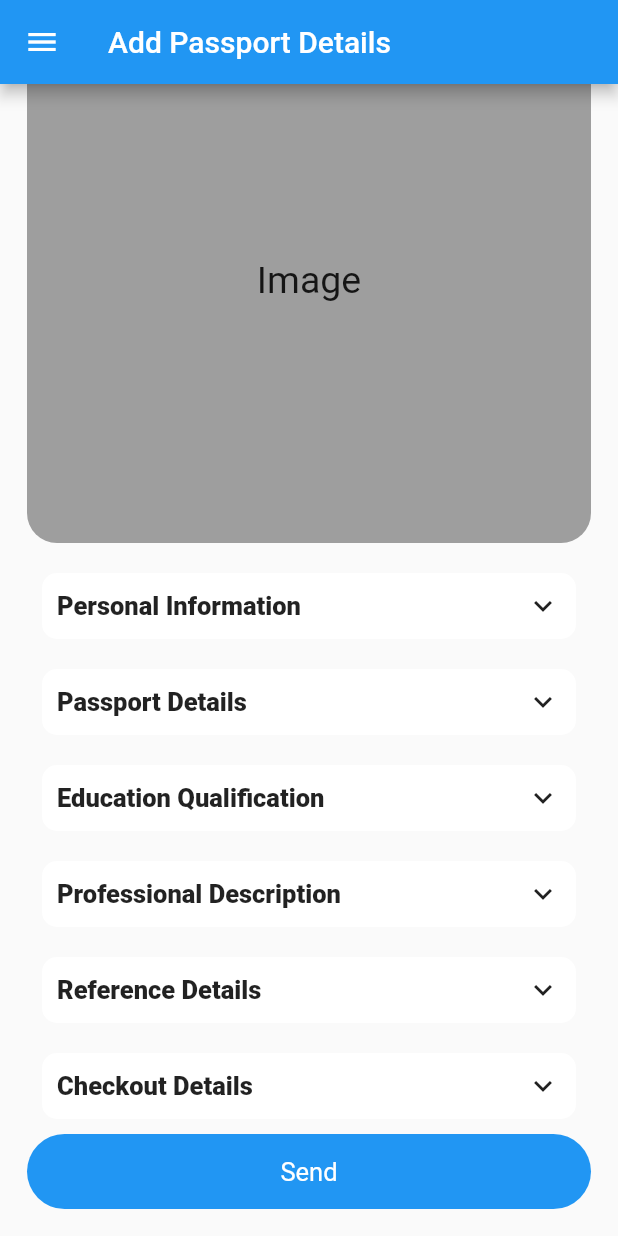
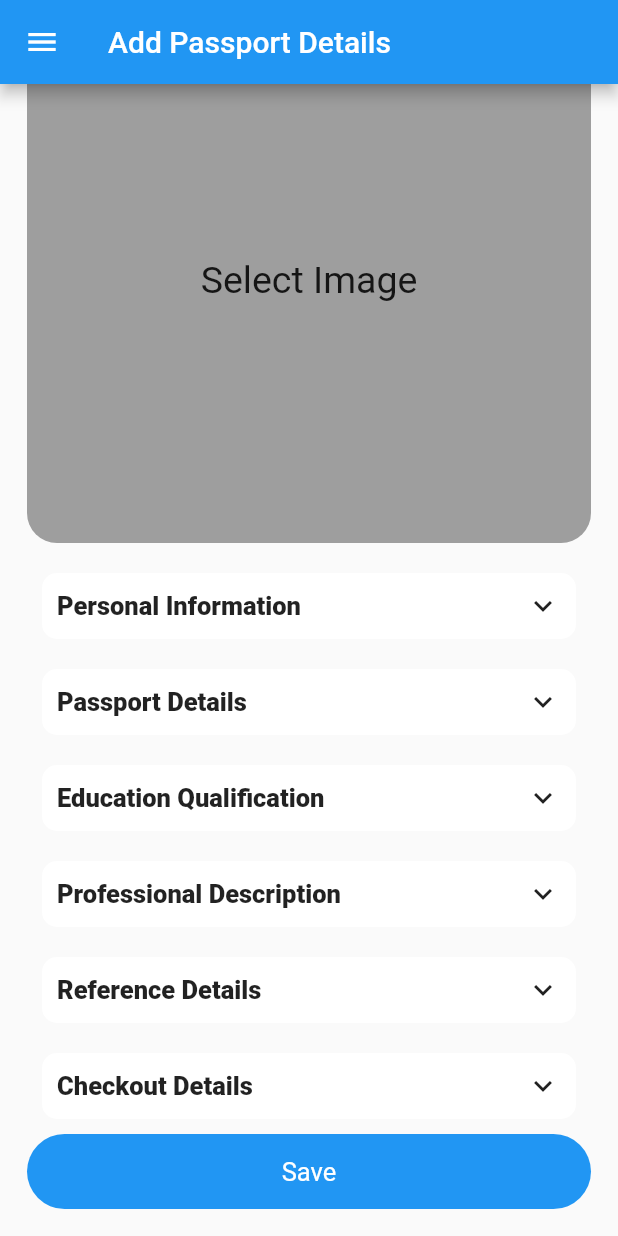
Before and after one commit to Rk-Thakur/rohitProject, a Flutter app: the PassportFormPage screen opened directly, scrolled down 62 dp, on a phone screen of 412 x 824 dp. Run offline on Flutter 3.47's test engine with Material 2 defaults, Android fonts, the phone set to English and light mode, and no system bars; drawn by our look-alikes of getwidget; our stand-ins replace awesome_notifications, equatable, flutter_riverpod, flutter_slidable, get, google_fonts and 3 more; accounts and stored records are empty.

Commit message:
button changes

```diff
--- a/lib/screen/passport_form_data.dart
+++ b/lib/screen/passport_form_data.dart
@@ -143,7 +143,7 @@ class _MyHomePageState extends ConsumerState<PassportFormPage> {
                                   crossAxisAlignment: CrossAxisAlignment.center,
                                   children: [
                                     Text(
-                                      'Image',
+                                      'Select Image',
                                       style: TextStyle(
                                         fontSize: 25,
                                       ),
@@ -923,7 +923,7 @@ class _MyHomePageState extends ConsumerState<PassportFormPage> {
                       ),
                       child: Center(
                         child: Text(
-                          "Send",
+                          "Save",
                           style: TextStyle(
                             color: Colors.white,
                             fontSize: h1,
```
